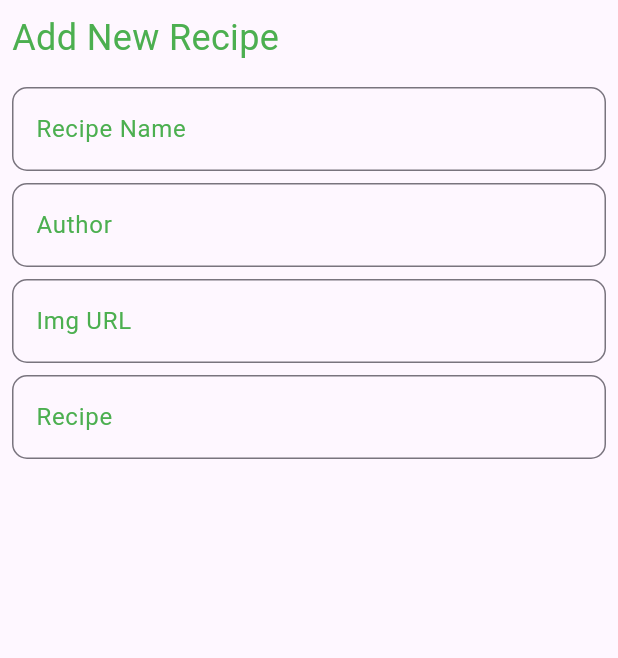
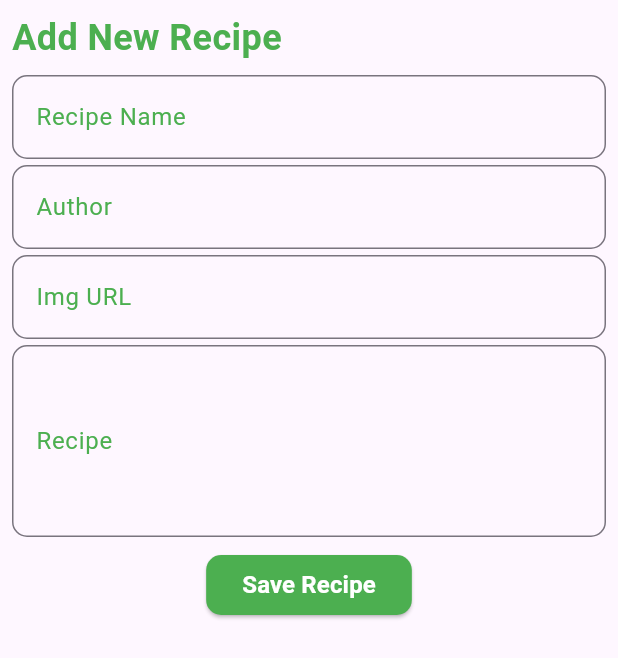
Before and after one commit to Deghim/Recipe_App, a Flutter app: the RecipeForm widget shown alone on an empty page, opened directly, on a phone screen of 412 x 824 dp. Shown: the top 658 px of the screen. Run offline on Flutter 3.47's test engine with Material 3 defaults, Android fonts, the phone set to English and light mode, and no system bars; network calls fail; Roboto replaces fonts that are missing (Quicksand).

```diff
--- a/lib/screens/home_screen.dart
+++ b/lib/screens/home_screen.dart
@@ -91,32 +91,107 @@ class RecipeForm extends StatelessWidget {
 
   @override
   Widget build(BuildContext context) {
+    final _formKey = GlobalKey<FormState>();
+    final TextEditingController _recipeName = TextEditingController();
+    final TextEditingController _recipeAuthor = TextEditingController();
+    final TextEditingController _recipeIMG = TextEditingController();
+    final TextEditingController _recipeDescritio = TextEditingController();
+
     return Padding(
       padding: const EdgeInsets.all(8.0),
+      child: SingleChildScrollView(
+        physics: AlwaysScrollableScrollPhysics(),
         child: Form(
-        // key: _FormKey,
+          key: _formKey,
           child: Column(
             crossAxisAlignment: CrossAxisAlignment.start,
             children: [
               Text(
                 'Add New Recipe',
-              style: TextStyle(color: Colors.green, fontSize: 24),
+                style: TextStyle(
+                  color: Colors.green,
+                  fontSize: 24,
+                  fontWeight: FontWeight.bold,
                 ),
-            SizedBox(height: 16),
-            _buildTextField(label: 'Recipe Name'),
+              ),
               SizedBox(height: 8),
-            _buildTextField(label: 'Author '),
+              _buildTextField(
+                controller: _recipeName,
+                label: 'Recipe Name',
+                validator: (value) {
+                  return (value == null || value.isEmpty)
+                      ? "Invalid Input"
+                      : null;
+                },
+              ),
+              SizedBox(height: 4),
+              _buildTextField(
+                controller: _recipeAuthor,
+                label: 'Author ',
+                validator: (value) {
+                  return (value == null || value.isEmpty)
+                      ? "Invalid Input"
+                      : null;
+                },
+              ),
+              SizedBox(height: 4),
+              _buildTextField(
+                controller: _recipeIMG,
+                label: 'Img URL',
+                validator: (value) {
+                  return (value == null || value.isEmpty)
+                      ? "Invalid Input"
+                      : null;
+                },
+              ),
+              SizedBox(height: 4),
+              _buildTextField(
+                controller: _recipeDescritio,
+                label: 'Recipe',
+                validator: (value) {
+                  return (value == null || value.isEmpty)
+                      ? "Invalid Input"
+                      : null;
+                },
+                maxLines: 4,
+              ),
               SizedBox(height: 8),
-            _buildTextField(label: 'Img URL'),
-            SizedBox(height: 8),
-            _buildTextField(label: 'Recipe'),
+              Center(
+                child: ElevatedButton(
+                  onPressed: () {
+                    if (_formKey.currentState!.validate()) {
+                      Navigator.pop(context);
+                    }
+                  },
+                  style: ElevatedButton.styleFrom(
+                    backgroundColor: Colors.green,
+                    shape: RoundedRectangleBorder(
+                      borderRadius: BorderRadius.circular(10),
+                    ),
+                  ),
+                  child: Text(
+                    "Save Recipe",
+                    style: TextStyle(
+                      color: Colors.white,
+                      fontSize: 16,
+                      fontWeight: FontWeight.bold,
+                    ),
+                  ),
+                ),
+              ),
             ],
+          ),
         ),
       ),
     );
   }
 
-  Widget _buildTextField({required String label}) {
+  Widget _buildTextField({
+    required String label,
+    required TextEditingController controller,
+    required String? Function(String?) validator,
+    int maxLines = 1,
+  }) {
     return TextFormField(
       decoration: InputDecoration(
         labelText: label,
@@ -127,6 +202,9 @@ class RecipeForm extends StatelessWidget {
           borderRadius: BorderRadius.circular(10),
         ),
       ),
+      validator: validator,
+      controller: controller,
+      maxLines: maxLines,
     );
   }
 }
```
Lines whose indentation alone changed are shown as unchanged.
